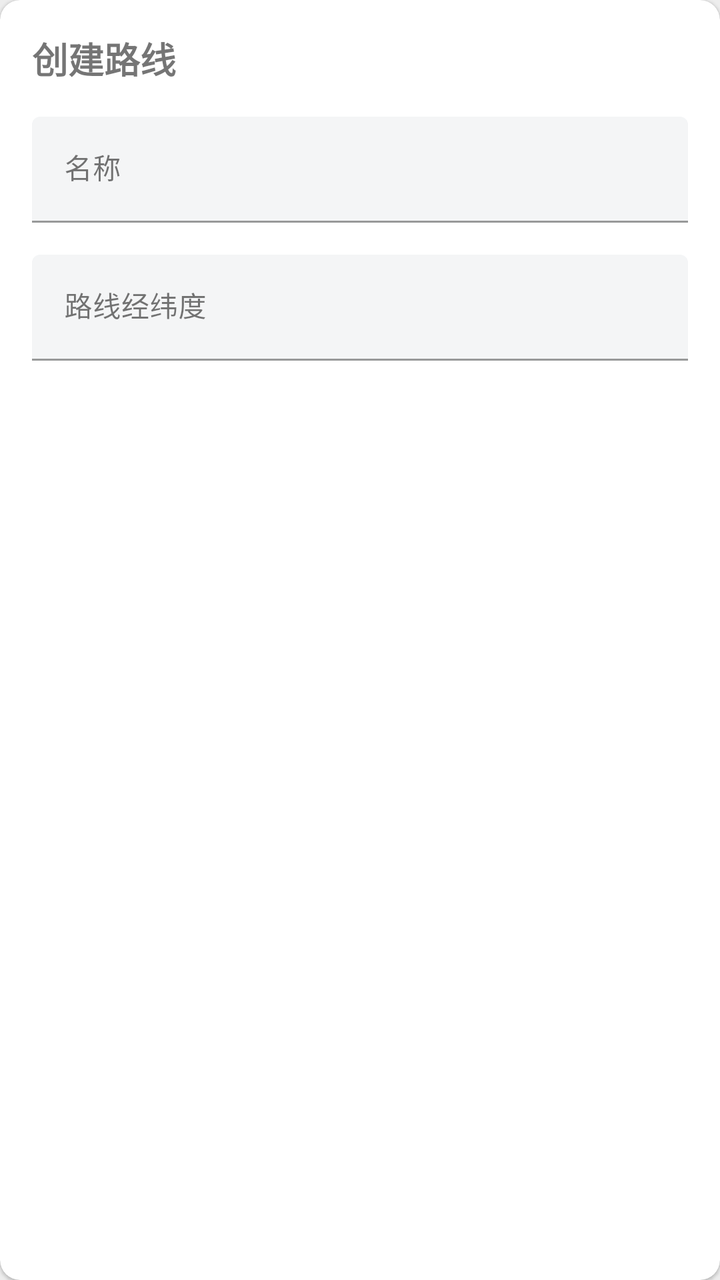
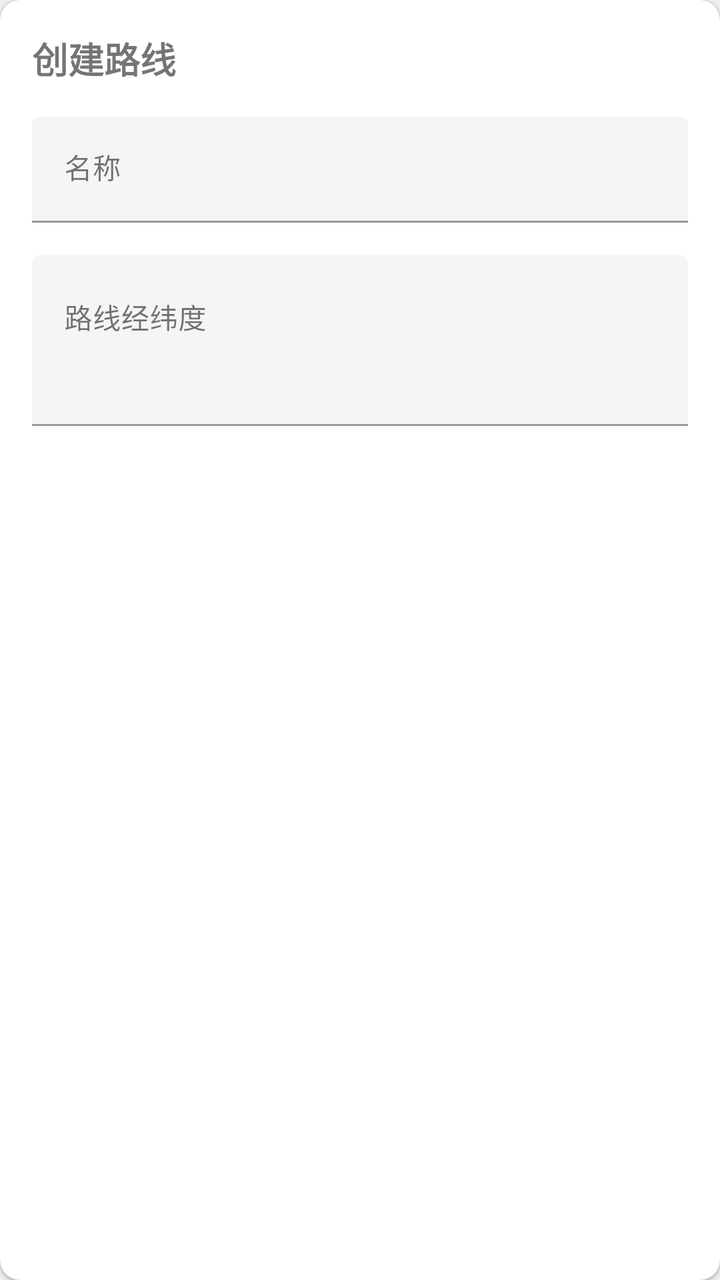

Compare the two renders of this Android layout. The source of the first and the diff that turns it into the second are given below.
<!-- AndroidManifest.xml: application theme AppTheme -->
<!-- res/layout/dialog_add_route.xml -->
<?xml version="1.0" encoding="utf-8"?>
<com.google.android.material.card.MaterialCardView
    xmlns:android="http://schemas.android.com/apk/res/android"
    xmlns:app="http://schemas.android.com/apk/res-auto"
    android:layout_width="match_parent"
    android:layout_height="match_parent"
    app:cardCornerRadius="10dp"
    app:cardBackgroundColor="@color/wechat_surface">

    <LinearLayout
        android:layout_width="match_parent"
        android:layout_height="wrap_content"
        android:orientation="vertical"
        android:padding="16dp">

        <TextView
            android:layout_width="match_parent"
            android:layout_height="wrap_content"
            android:text="@string/add_route"
            android:textSize="18sp"
            android:textStyle="bold"/>

        <com.google.android.material.textfield.TextInputLayout
            android:layout_width="match_parent"
            android:layout_height="wrap_content"
            android:layout_marginTop="16dp"
            app:boxBackgroundMode="filled"
            app:boxBackgroundColor="@color/wechat_input_bg"
            android:hint="@string/name">

            <com.google.android.material.textfield.TextInputEditText
                android:id="@+id/etRouteName"
                android:layout_width="match_parent"
                android:layout_height="wrap_content"
                android:imeOptions="actionNext"
                android:inputType="text"
                android:singleLine="true"
                android:textColor="@color/portal_text_color"
                android:textAppearance="@style/TextAppearance.MaterialComponents.Body2">

                
            </com.google.android.material.textfield.TextInputEditText>
        </com.google.android.material.textfield.TextInputLayout>

        <com.google.android.material.textfield.TextInputLayout
            android:layout_width="match_parent"
            android:layout_height="wrap_content"
            android:layout_marginTop="16dp"
            app:boxBackgroundMode="filled"
            app:boxBackgroundColor="@color/wechat_input_bg"
            android:hint="@string/route_set">

            <com.google.android.material.textfield.TextInputEditText
                android:id="@+id/etRouteSet"
                android:layout_width="match_parent"
                android:layout_height="wrap_content"
                android:imeOptions="actionNext"
                android:inputType="text"
                android:singleLine="true"
                android:textColor="@color/portal_text_color"
                android:textAppearance="@style/TextAppearance.MaterialComponents.Body2">
            </com.google.android.material.textfield.TextInputEditText>
        </com.google.android.material.textfield.TextInputLayout>

    </LinearLayout>
</com.google.android.material.card.MaterialCardView>
<!-- resources referenced by this layout -->
<resources>
  <color name="portal_text_color">@color/wechat_text_primary</color>
  <color name="wechat_input_bg">#F4F5F6</color>
  <color name="wechat_surface">#FFFFFF</color>
  <string name="add_route">创建路线</string>
  <string name="name">名称</string>
  <string name="route_set">路线经纬度</string>
  <color name="wechat_text_primary">#191919</color>
  <color name="wechat_action">#087F41</color>
  <color name="wechat_green_dark">#06AD56</color>
  <color name="wechat_on_action">#FFFFFF</color>
  <color name="theme_focused_touch">@color/wechat_green_ripple</color>
  <color name="wechat_text_secondary">#626B73</color>
  <color name="wechat_green">#07C160</color>
  <color name="wechat_bg">#EDEDED</color>
  <color name="wechat_nav_bg">#F7F7F7</color>
  <style name="Portal.CardView" parent="CardView">
          <item name="cardBackgroundColor">@color/wechat_surface</item>
      </style>
  <style name="Portal.MaterialCardView" parent="Widget.MaterialComponents.CardView">
          <item name="cardBackgroundColor">@color/wechat_surface</item>
      </style>
  <style name="Portal.FloatingActionButton" parent="Widget.MaterialComponents.FloatingActionButton">
          <item name="backgroundTint">@color/wechat_action</item>
          <item name="tint">@color/wechat_on_action</item>
      </style>
  <color name="wechat_text_hint">#626B73</color>
  <style name="Portal.SearchViewStyle" parent="Widget.AppCompat.SearchView">
      </style>
  <!-- drawable ripple_effect (drawable) -->
  <ripple xmlns:android="http://schemas.android.com/apk/res/android"
      android:color="@color/selected_color">
      <item android:id="@android:id/mask" android:drawable="@color/white"/>
  </ripple >
  <style name="Portal.SliderTheme" parent="Widget.MaterialComponents.Slider">
  
      </style>
  <color name="wechat_green_ripple">#1F07C160</color>
  <color name="selected_color">@color/wechat_divider</color>
  <color name="white">#FFFFFFFF</color>
  <color name="wechat_divider">#E5E5E5</color>
  <!-- unchanged entries left out for length: 1 -->
</resources>

<!-- the commit's change to res/layout/dialog_add_route.xml (unified diff, before → after) -->
@@ -54,9 +54,13 @@
                 android:id="@+id/etRouteSet"
                 android:layout_width="match_parent"
                 android:layout_height="wrap_content"
-                android:imeOptions="actionNext"
-                android:inputType="text"
-                android:singleLine="true"
+                android:imeOptions="actionDone|flagNoExtractUi"
+                android:inputType="textMultiLine|textNoSuggestions"
+                android:singleLine="false"
+                android:minLines="3"
+                android:maxLines="6"
+                android:gravity="top|start"
+                android:scrollbars="vertical"
                 android:textColor="@color/portal_text_color"
                 android:textAppearance="@style/TextAppearance.MaterialComponents.Body2">
             </com.google.android.material.textfield.TextInputEditText>
